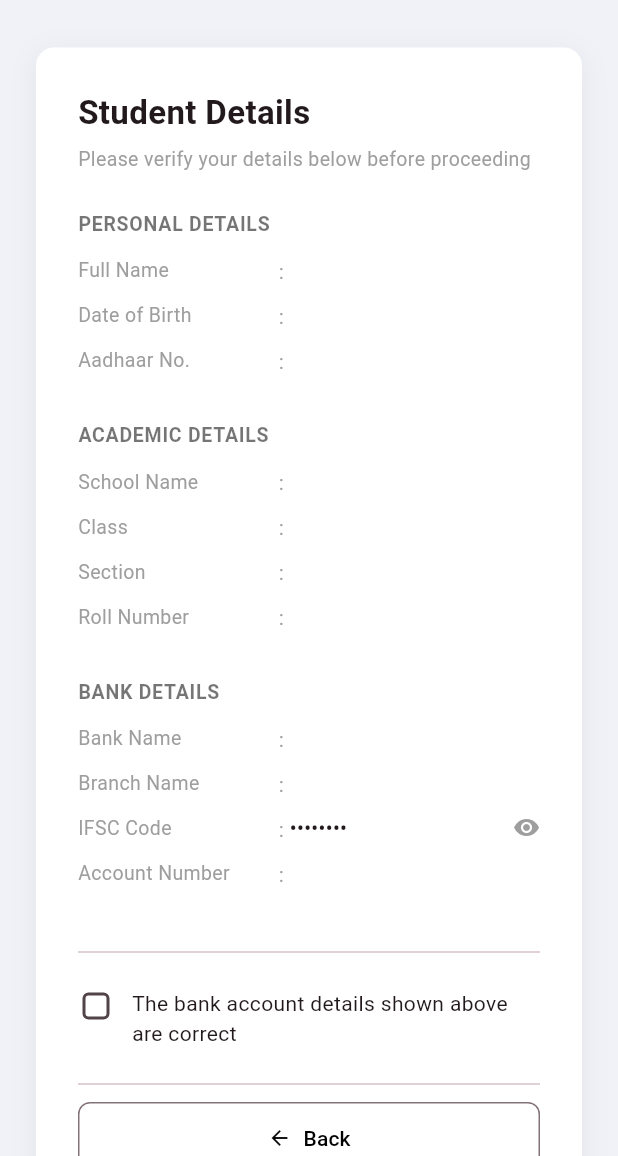
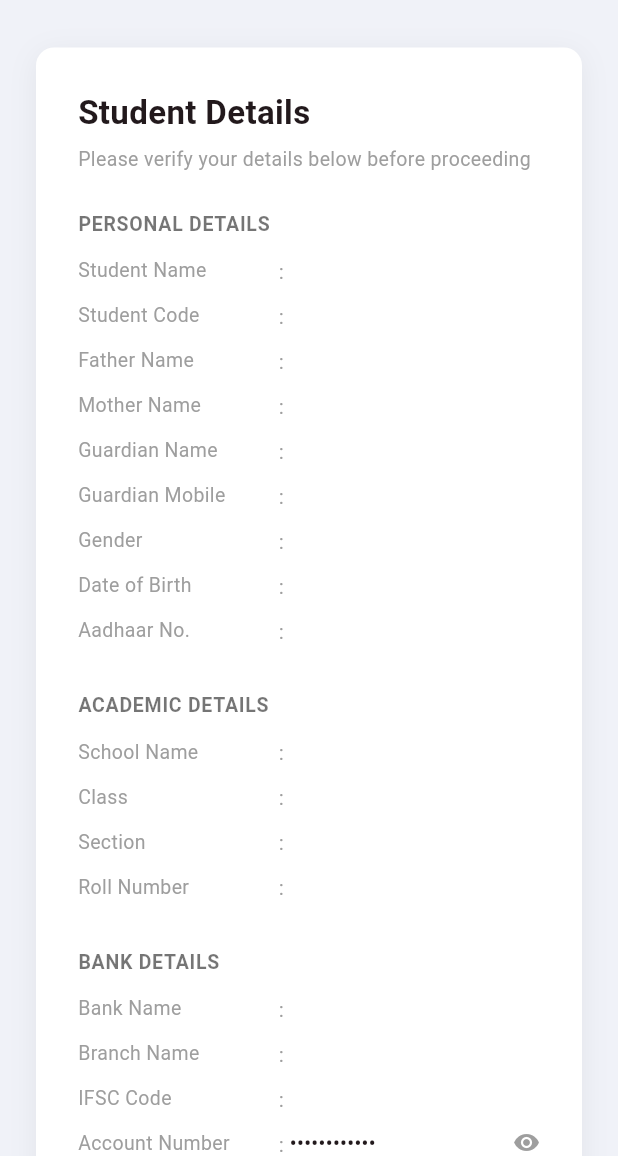
Before and after one commit to UjaniDe/taruner-swapno, a Flutter app: the StudentFormScreen screen opened directly with empty values, on a phone screen of 412 x 824 dp, the part 80-1236 px from its top. Run offline on Flutter 3.47's test engine with Material 3 defaults, Android fonts, the phone set to English and light mode, and no system bars.

Commit message:
add new student fields, eye icon on account number, internet permission, reject flow

```diff
--- a/lib/screens/student_form_screen.dart
+++ b/lib/screens/student_form_screen.dart
@@ -6,12 +6,17 @@ import 'confirmation_screen.dart';
 class StudentProfile {
   final String studentCode;
   final String name;
+  final String fatherName;
+  final String motherName;
+  final String guardianName;
+  final String guardianMobile;
+  final String gender;
   final String dob;
+  final String maskedAadhar;
   final String schoolName;
   final String className;
   final String section;
   final String roll;
-  final String maskedAadhar;
   final String bankName;
   final String branchName;
   final String ifsc;
@@ -20,12 +25,17 @@ class StudentProfile {
   const StudentProfile({
     required this.studentCode,
     required this.name,
+    required this.fatherName,
+    required this.motherName,
+    required this.guardianName,
+    required this.guardianMobile,
+    required this.gender,
     required this.dob,
+    required this.maskedAadhar,
     required this.schoolName,
     required this.className,
     required this.section,
     required this.roll,
-    required this.maskedAadhar,
     required this.bankName,
     required this.branchName,
     required this.ifsc,
@@ -132,13 +142,24 @@ class _StudentFormScreenState extends State<StudentFormScreen> {
                     const Text('Please verify your details below before proceeding',
                         style: TextStyle(fontSize: 13, color: Colors.grey)),
                     const SizedBox(height: 24),
+
+                    // Personal Details
                     const Text('PERSONAL DETAILS',
                         style: TextStyle(fontSize: 13, fontWeight: FontWeight.w600, color: Colors.black54, letterSpacing: 0.5)),
                     const SizedBox(height: 12),
-                    _InfoRow(label: 'Full Name', value: widget.profile.name),
+                    _InfoRow(label: 'Student Name', value: widget.profile.name),
+                    _InfoRow(label: 'Student Code', value: widget.profile.studentCode),
+                    _InfoRow(label: 'Father Name', value: widget.profile.fatherName),
+                    _InfoRow(label: 'Mother Name', value: widget.profile.motherName),
+                    _InfoRow(label: 'Guardian Name', value: widget.profile.guardianName),
+                    _InfoRow(label: 'Guardian Mobile', value: widget.profile.guardianMobile),
+                    _InfoRow(label: 'Gender', value: widget.profile.gender),
                     _InfoRow(label: 'Date of Birth', value: widget.profile.dob),
                     _InfoRow(label: 'Aadhaar No.', value: widget.profile.maskedAadhar),
+
                     const SizedBox(height: 20),
+
+                    // Academic Details
                     const Text('ACADEMIC DETAILS',
                         style: TextStyle(fontSize: 13, fontWeight: FontWeight.w600, color: Colors.black54, letterSpacing: 0.5)),
                     const SizedBox(height: 12),
@@ -146,17 +167,23 @@ class _StudentFormScreenState extends State<StudentFormScreen> {
                     _InfoRow(label: 'Class', value: widget.profile.className),
                     _InfoRow(label: 'Section', value: widget.profile.section),
                     _InfoRow(label: 'Roll Number', value: widget.profile.roll),
+
                     const SizedBox(height: 20),
+
+                    // Bank Details
                     const Text('BANK DETAILS',
                         style: TextStyle(fontSize: 13, fontWeight: FontWeight.w600, color: Colors.black54, letterSpacing: 0.5)),
                     const SizedBox(height: 12),
                     _InfoRow(label: 'Bank Name', value: widget.profile.bankName),
                     _InfoRow(label: 'Branch Name', value: widget.profile.branchName),
-                    _InfoRowWithToggle(label: 'IFSC Code', value: widget.profile.ifsc),
-                    _InfoRow(label: 'Account Number', value: widget.profile.accountNumber),
+                    _InfoRow(label: 'IFSC Code', value: widget.profile.ifsc),
+                    _InfoRowWithToggle(label: 'Account Number', value: widget.profile.accountNumber),
+
                     const SizedBox(height: 24),
                     const Divider(),
                     const SizedBox(height: 16),
+
+                    // Checkbox
                     InkWell(
                       onTap: () {
                         setState(() => _bankDetailsCorrect = !_bankDetailsCorrect);
@@ -187,6 +214,7 @@ class _StudentFormScreenState extends State<StudentFormScreen> {
                         ],
                       ),
                     ),
+
                     AnimatedSize(
                       duration: const Duration(milliseconds: 250),
                       curve: Curves.easeInOut,
@@ -246,6 +274,7 @@ class _StudentFormScreenState extends State<StudentFormScreen> {
                             )
                           : const SizedBox.shrink(),
                     ),
+
                     const SizedBox(height: 16),
                     const Divider(),
                     const SizedBox(height: 4),
@@ -299,6 +328,7 @@ class _InfoRow extends StatelessWidget {
     );
   }
 }
+
 class _InfoRowWithToggle extends StatefulWidget {
   final String label;
   final String value;
@@ -326,7 +356,7 @@ class _InfoRowWithToggleState extends State<_InfoRowWithToggle> {
           const Text(' : ', style: TextStyle(color: Colors.grey)),
           Expanded(
             child: Text(
-              _visible ? widget.value : '••••••••',
+              _visible ? widget.value : '••••••••••••',
               style: const TextStyle(fontSize: 13, fontWeight: FontWeight.w500),
             ),
           ),
```
Also changed, not shown: lib/screens/otp_screen.dart (+19 -14 lines), 1 other file.
